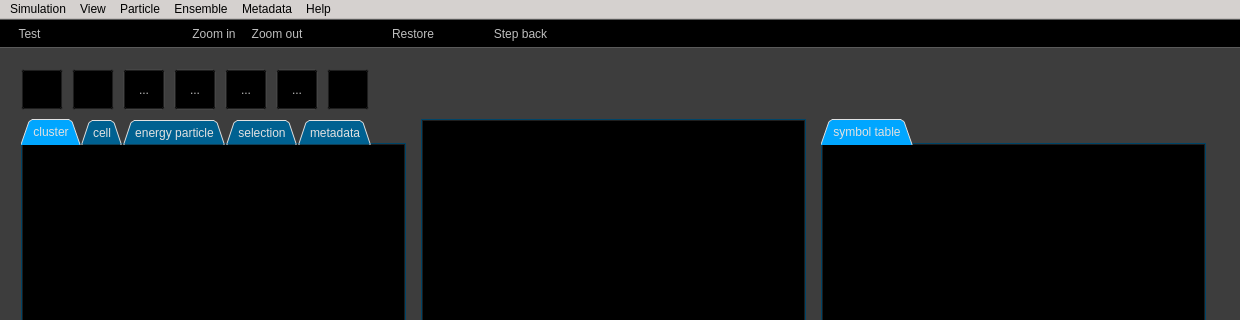
chrxh/alien, file source/gui/mainwindow.ui: the form before one commit; both pictures show x 0 to 1240 and y 0 to 320 of the 1240 by 830 pixel window.
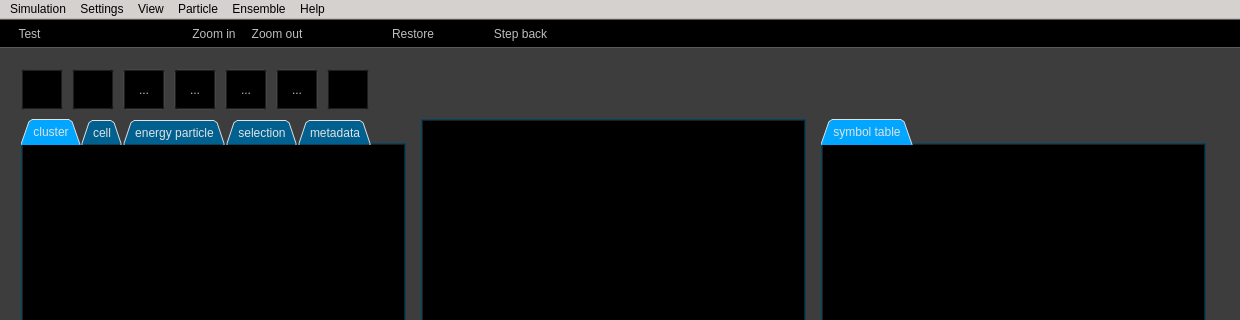
The form after the commit. The open tabs and pages were chosen to show the change. Icons and pictures are not drawn. Custom widgets are drawn as their Qt base class.

```diff
--- a/source/gui/mainwindow.ui
+++ b/source/gui/mainwindow.ui
@@ -3586,9 +3586,9 @@
     <addaction name="separator"/>
     <addaction name="actionTutorial"/>
    </widget>
-   <widget class="QMenu" name="menuMetadata">
+   <widget class="QMenu" name="menuSettings">
     <property name="title">
-     <string>Metadata</string>
+     <string>Settings</string>
     </property>
     <widget class="QMenu" name="menuSymbolTable_2">
      <property name="title">
@@ -3602,10 +3602,10 @@
     <addaction name="menuSymbolTable_2"/>
    </widget>
    <addaction name="menuSimulation"/>
+   <addaction name="menuSettings"/>
    <addaction name="menuView"/>
    <addaction name="menuEdit"/>
    <addaction name="menuSelection"/>
-   <addaction name="menuMetadata"/>
    <addaction name="menuHelp"/>
   </widget>
   <action name="actionEditor">
```
Left out of the diff: 31 changed lines with no effect on the pictures.
